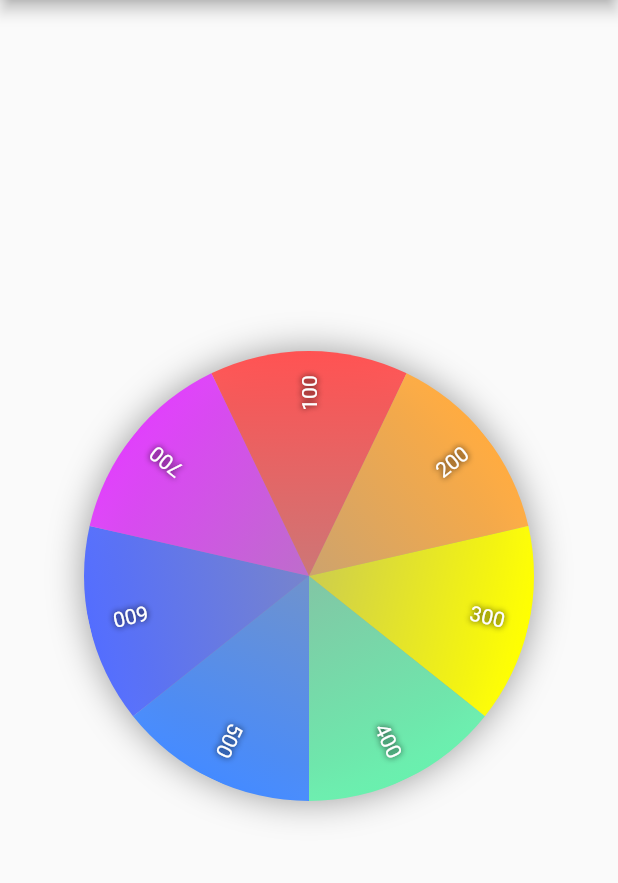
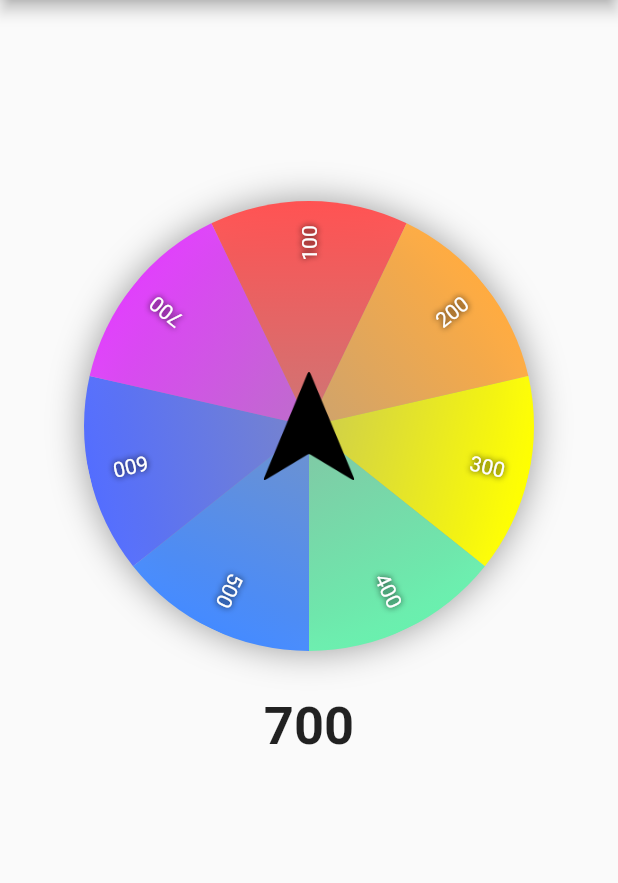
Before and after one commit to serpentarius-hollow/fortune-wheel-demo, a Flutter app: the screen it shows after launch, on a phone screen of 412 x 824 dp, the part 84-967 px from its top. Run offline on Flutter 3.47's test engine with Material 2 defaults, Android fonts, the phone set to English and light mode, and no system bars.

Commit message:
feat : added result

```diff
--- a/lib/fortune_wheel/home.dart
+++ b/lib/fortune_wheel/home.dart
@@ -40,9 +40,11 @@ class _HomeState extends State<Home> with SingleTickerProviderStateMixin {
               ),
               size: Size(300, 300),
               dividers: 7,
-              onUpdate: (index) {
-                // TODO: update selected index of items
-              },
+              onUpdate: (index) {},
+              list: _items,
+              secondaryImage: Image.asset('assets/images/arrow.png'),
+              secondaryImageHeight: 120,
+              secondaryImageWidth: 120,
             ),
           ],
         ),
--- a/lib/fortune_wheel/spinning_wheel.dart
+++ b/lib/fortune_wheel/spinning_wheel.dart
@@ -1,7 +1,8 @@
+
 import 'package:flutter/material.dart';
 
+import 'item_prize.dart';
 import 'spin_velocity.dart';
-
 
 class SpinningWheel extends StatefulWidget {
   final Size size;
@@ -11,16 +12,16 @@ class SpinningWheel extends StatefulWidget {
   final double secondaryImageHeight;
   final double secondaryImageWidth;
   final Function(int index) onUpdate;
+  final List<ItemPrize> list;
 
-  SpinningWheel(
-    this.image, {
-    @required this.size,
+  SpinningWheel(this.image,
+      {@required this.size,
       @required this.dividers,
       this.secondaryImage,
       this.secondaryImageHeight,
       this.secondaryImageWidth,
       this.onUpdate,
-  });
+      this.list});
 
   @override
   _SpinningWheelState createState() => _SpinningWheelState();
@@ -48,7 +49,8 @@ class _SpinningWheelState extends State<SpinningWheel>
   void initState() {
     super.initState();
 
-    _spinVelocity = SpinVelocity(width: widget.size.width, height: widget.size.height);
+    _spinVelocity =
+        SpinVelocity(width: widget.size.width, height: widget.size.height);
     _motion = NonUniformCircularMotion(resistance: 0.5);
     _dividerAngle = _motion.anglePerDivision(widget.dividers);
 
@@ -66,7 +68,8 @@ class _SpinningWheelState extends State<SpinningWheel>
   double get leftSecondaryImage =>
       (widget.size.width / 2) - (widget.secondaryImageWidth / 2);
 
-  double get widthSecondaryImage => widget.secondaryImageWidth ?? widget.size.width;
+  double get widthSecondaryImage =>
+      widget.secondaryImageWidth ?? widget.size.width;
 
   double get heightSecondaryImage =>
       widget.secondaryImageHeight ?? widget.size.height;
@@ -75,7 +78,7 @@ class _SpinningWheelState extends State<SpinningWheel>
   Widget build(BuildContext context) {
     return Column(children: [
       Container(
-        height: widget.size.height,
+        height: widget.size.height + 200,
         width: widget.size.width,
         child: Stack(
           children: <Widget>[
@@ -84,13 +87,24 @@ class _SpinningWheelState extends State<SpinningWheel>
               onPanEnd: _startAnimation,
               child: AnimatedBuilder(
                   animation: _animation,
-                  child: Container(child: widget.image),
                   builder: (context, child) {
                     _updateAnimationValues();
-                    widget.onUpdate?.call(_currentDivider);
-                    return Transform.rotate(
+                    widget.onUpdate?.call(
+                        _currentDivider);
+                    return Column(
+                      children: [
+                        Transform.rotate(
                           angle: _initialSpinAngle + _currentDistance,
-                      child: child,
+                          child: Container(child: widget.image),
+                        ),
+                        SizedBox(
+                          height: 30,
+                        ),Text(
+                          widget.list[_currentDivider - 1].name,
+                          style: TextStyle(
+                              fontSize: 35, fontWeight: FontWeight.bold),
+                        ),
+                      ],
                     );
                   }),
             ),
--- a/pubspec.yaml
+++ b/pubspec.yaml
@@ -47,7 +47,7 @@ flutter:
   # To add assets to your application, add an assets section, like this:
   assets:
     - assets/images/wheel-6-300.png
-  #   - images/a_dot_ham.jpeg
+    - assets/images/arrow.png
 
   # An image asset can refer to one or more resolution-specific "variants", see
   # https://flutter.dev/assets-and-images/#resolution-aware.
```
Also changed, not shown: assets/images/arrow.png (added). Lines whose indentation alone changed are shown as unchanged.
